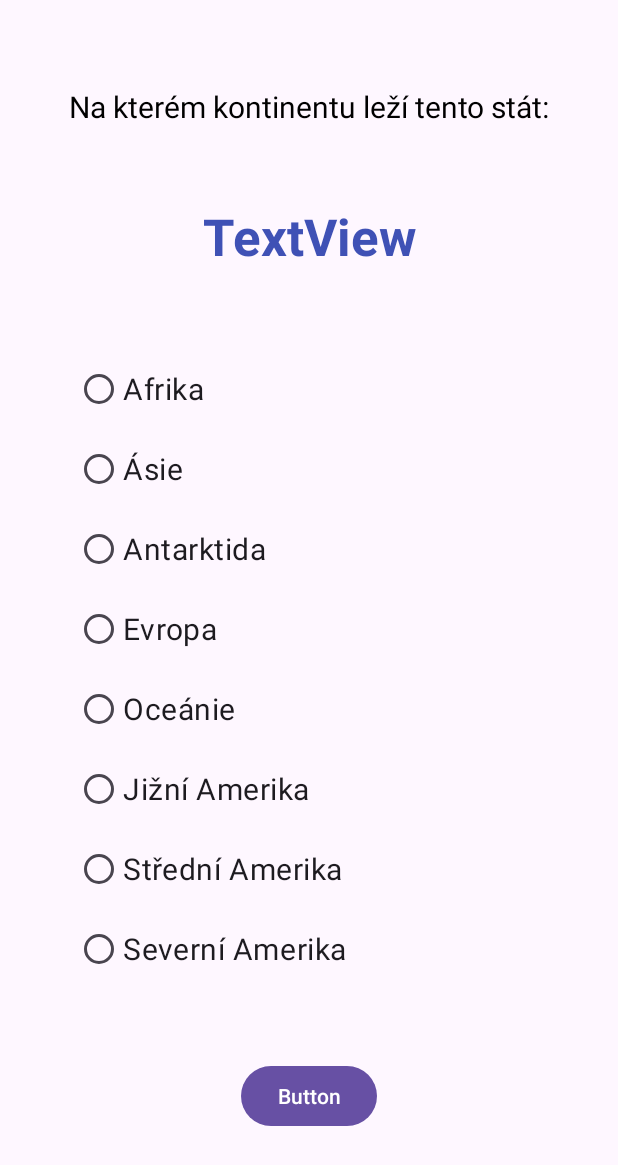
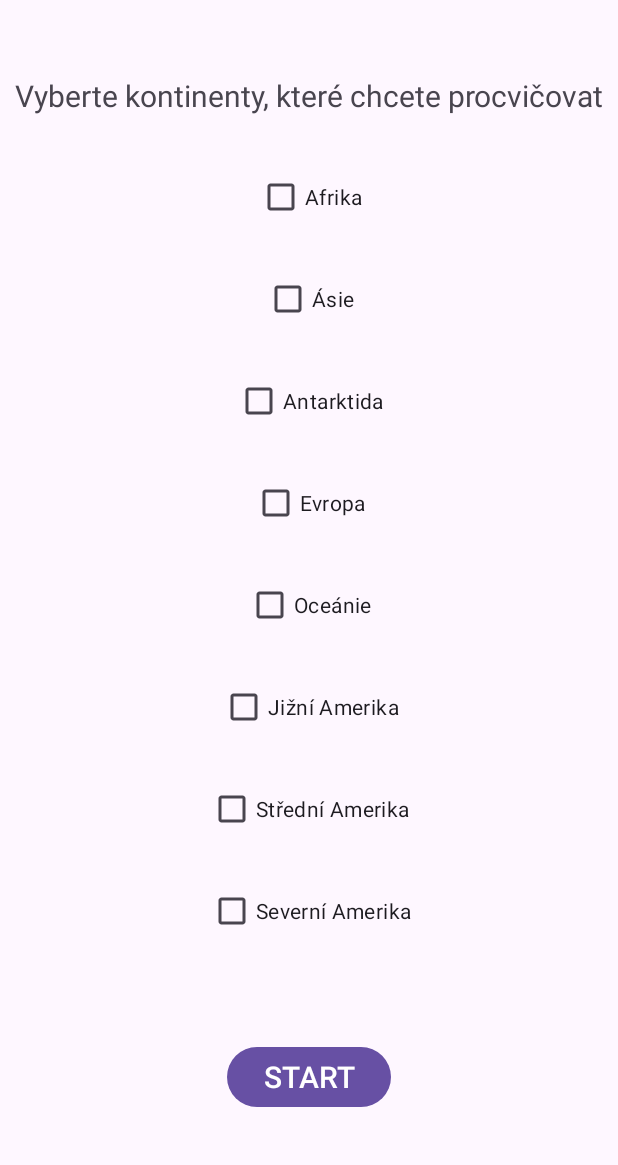
Before and after one commit to JiGaba/CountryGame, an Android app: the screen it shows after launch (CountryGameActivity before the commit, StartPageActivity after it), on a phone screen of 412 x 824 dp. Shown: the top 1165 px of the screen. Run offline under Robolectric (Android 15) with nearby library versions, the light colour scheme and no system bars; our stand-ins replace data binding.

Commit message:
Příprava stránky pro Start Aplikace, vytvoření StartPageActivity a activity_start_page.xml. Nastavení startovací stránky a nastavení grafika nového layoutu

```diff
--- a/app/src/main/AndroidManifest.xml
+++ b/app/src/main/AndroidManifest.xml
@@ -15,7 +15,7 @@
         android:theme="@style/Theme.CountryGame"
         tools:targetApi="31">
         <activity
-            android:name=".CountryGameActivity"
+            android:name=".StartPageActivity"
             android:exported="true">
             <intent-filter>
                 <action android:name="android.intent.action.MAIN" />
--- /dev/null
+++ b/app/src/main/java/com/example/countrygame/StartPageActivity.kt
@@ -0,0 +1,32 @@
+package com.example.countrygame
+
+import android.os.Bundle
+import androidx.appcompat.app.AppCompatActivity
+import androidx.lifecycle.ViewModelProvider
+import com.example.countrygame.databinding.ActivityCountryGameBinding
+
+class StartPageActivity : AppCompatActivity() {
+    override fun onCreate(savedInstanceState: Bundle?) {
+        super.onCreate(savedInstanceState)
+        setContentView(R.layout.activity_start_page)
+        /*
+        binding = ActivityCountryGameBinding.inflate(layoutInflater)
+        val view = binding.root
+        setContentView(view)
+
+        val app = application as MyApplication
+        viewModel = ViewModelProvider(this, CountryViewModelFactory(app.repository))
+            .get(CountryGameViewModel::class.java)
+
+        binding.viewModel = viewModel
+        binding.lifecycleOwner = this
+
+        var regions : MutableList<String> = mutableListOf()
+        regions.add("africa")
+        regions.add("europe")
+        viewModel.getSubjectInfo(regions, "300", true)
+        */
+        //val radioButtonToRemove: View = findViewById(R.id.radioButtonCentralAmerica)
+        //binding.radioGroup.removeView(radioButtonToRemove)
+    }
+}
--- /dev/null
+++ b/app/src/main/res/layout/activity_start_page.xml
@@ -0,0 +1,117 @@
+<?xml version="1.0" encoding="utf-8"?>
+<layout xmlns:android="http://schemas.android.com/apk/res/android"
+    xmlns:app="http://schemas.android.com/apk/res-auto"
+    xmlns:tools="http://schemas.android.com/tools">
+
+    <data>
+
+    </data>
+
+    <androidx.constraintlayout.widget.ConstraintLayout
+        android:layout_width="match_parent"
+        android:layout_height="match_parent">
+
+        <TextView
+            android:id="@+id/textView2"
+            android:layout_width="wrap_content"
+            android:layout_height="wrap_content"
+            android:layout_marginTop="50dp"
+            android:text="@string/StartPagePopis"
+            android:textSize="20sp"
+            app:layout_constraintEnd_toEndOf="parent"
+            app:layout_constraintStart_toStartOf="parent"
+            app:layout_constraintTop_toTopOf="parent" />
+
+        <CheckBox
+            android:id="@+id/checkBoxAfrika"
+            android:layout_width="wrap_content"
+            android:layout_height="wrap_content"
+            android:layout_marginTop="30dp"
+            android:text="@string/radioAfrika"
+            app:layout_constraintEnd_toEndOf="parent"
+            app:layout_constraintStart_toStartOf="parent"
+            app:layout_constraintTop_toBottomOf="@+id/textView2" />
+
+        <CheckBox
+            android:id="@+id/checkBoxAsie"
+            android:layout_width="wrap_content"
+            android:layout_height="wrap_content"
+            android:layout_marginTop="20dp"
+            android:text="@string/radioAsie"
+            app:layout_constraintEnd_toEndOf="parent"
+            app:layout_constraintStart_toStartOf="parent"
+            app:layout_constraintTop_toBottomOf="@+id/checkBoxAfrika" />
+
+        <CheckBox
+            android:id="@+id/checkBoxAntarktida"
+            android:layout_width="wrap_content"
+            android:layout_height="wrap_content"
+            android:layout_marginTop="20dp"
+            android:text="@string/radioAntarktida"
+            app:layout_constraintEnd_toEndOf="parent"
+            app:layout_constraintStart_toStartOf="parent"
+            app:layout_constraintTop_toBottomOf="@+id/checkBoxAsie" />
+
+        <CheckBox
+            android:id="@+id/checkBoxEvropa"
+            android:layout_width="wrap_content"
+            android:layout_height="wrap_content"
+            android:layout_marginTop="20dp"
+            android:text="@string/radioEvropa"
+            app:layout_constraintEnd_toEndOf="parent"
+            app:layout_constraintStart_toStartOf="parent"
+            app:layout_constraintTop_toBottomOf="@+id/checkBoxAntarktida" />
+
+        <CheckBox
+            android:id="@+id/checkBoxOceanie"
+            android:layout_width="wrap_content"
+            android:layout_height="wrap_content"
+            android:layout_marginTop="20dp"
+            android:text="@string/radioOceanie"
+            app:layout_constraintEnd_toEndOf="parent"
+            app:layout_constraintStart_toStartOf="parent"
+            app:layout_constraintTop_toBottomOf="@+id/checkBoxEvropa" />
+
+        <CheckBox
+            android:id="@+id/checkBoxJAmerika"
+            android:layout_width="wrap_content"
+            android:layout_height="wrap_content"
+            android:layout_marginTop="20dp"
+            android:text="@string/radioJizniAmerika"
+            app:layout_constraintEnd_toEndOf="parent"
+            app:layout_constraintStart_toStartOf="parent"
+            app:layout_constraintTop_toBottomOf="@+id/checkBoxOceanie" />
+
+        <CheckBox
+            android:id="@+id/checkBoxCentAmerika"
+            android:layout_width="wrap_content"
+            android:layout_height="wrap_content"
+            android:layout_marginTop="20dp"
+            android:text="@string/radioStredniAmerika"
+            app:layout_constraintEnd_toEndOf="parent"
+            app:layout_constraintStart_toStartOf="parent"
+            app:layout_constraintTop_toBottomOf="@+id/checkBoxJAmerika" />
+
+        <CheckBox
+            android:id="@+id/checkBoxSAmerika"
+            android:layout_width="wrap_content"
+            android:layout_height="wrap_content"
+            android:layout_marginTop="20dp"
+            android:text="@string/radioSeverniAmerika"
+            app:layout_constraintEnd_toEndOf="parent"
+            app:layout_constraintStart_toStartOf="parent"
+            app:layout_constraintTop_toBottomOf="@+id/checkBoxCentAmerika" />
+
+        <Button
+            android:id="@+id/buttonStart"
+            android:layout_width="wrap_content"
+            android:layout_height="wrap_content"
+            android:layout_marginBottom="20dp"
+            android:text="@string/buttonStart"
+            android:textSize="20sp"
+            app:layout_constraintBottom_toBottomOf="parent"
+            app:layout_constraintEnd_toEndOf="parent"
+            app:layout_constraintStart_toStartOf="parent"
+            app:layout_constraintTop_toBottomOf="@+id/checkBoxSAmerika" />
+    </androidx.constraintlayout.widget.ConstraintLayout>
+</layout>
--- a/app/src/main/res/values/strings.xml
+++ b/app/src/main/res/values/strings.xml
@@ -9,4 +9,6 @@
     <string name="radioJizniAmerika">Jižní Amerika</string>
     <string name="radioStredniAmerika">Střední Amerika</string>
     <string name="radioSeverniAmerika">Severní Amerika</string>
+    <string name="StartPagePopis">Vyberte kontinenty, které chcete procvičovat</string>
+    <string name="buttonStart">START</string>
 </resources>
```
